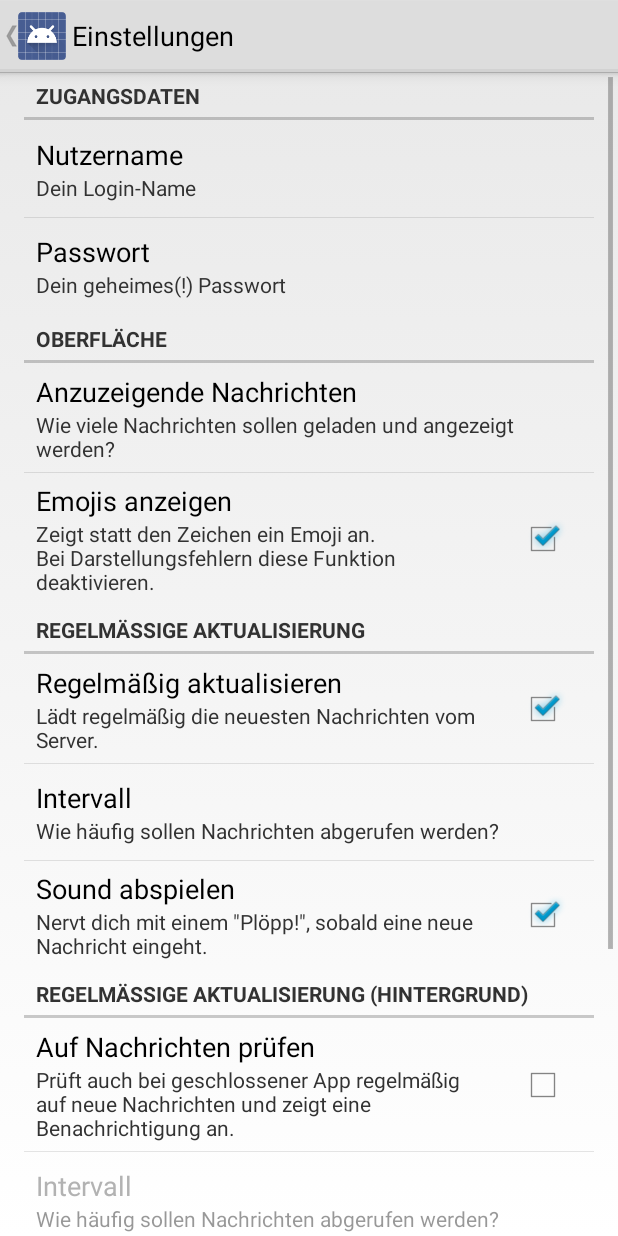
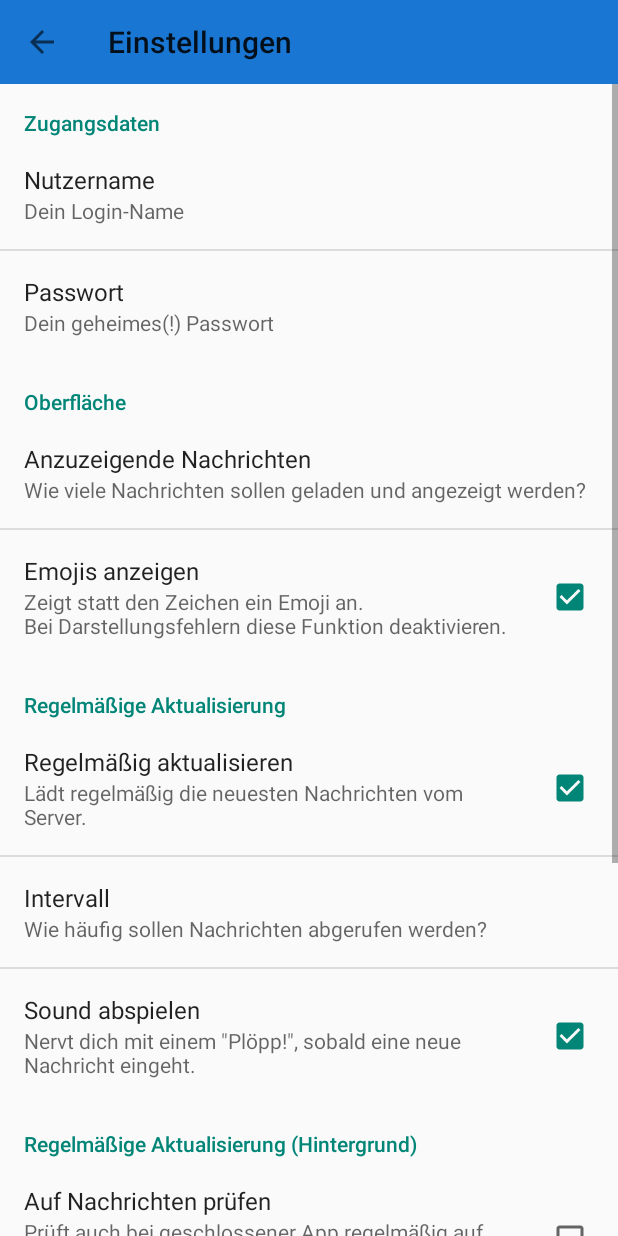
Before and after one commit to menzerath/android-blackphantom.de-shoutbox, an Android app: the screen it shows after launch (SettingsActivity), in the options menu, after a tap on "Einstellungen", on a phone screen of 412 x 824 dp. Run offline under Robolectric (Android 15) with nearby library versions, the phone set to English and light mode, and no system bars.

Commit message:
Material Design und kleinere Anpassungen

```diff
--- a/app/build.gradle
+++ b/app/build.gradle
@@ -8,7 +8,7 @@ android {
         minSdkVersion 15
         targetSdkVersion 21
         versionCode 1
-        versionName "1.0 Beta 9"
+        versionName "1.0 Beta 10"
     }
 
     buildTypes {
@@ -19,4 +19,5 @@ android {
     }
 }
 dependencies {
+    compile "com.android.support:appcompat-v7:21.0.3"
 }
--- a/app/src/main/AndroidManifest.xml
+++ b/app/src/main/AndroidManifest.xml
@@ -9,7 +9,7 @@
         android:allowBackup="true"
         android:icon="@drawable/ic_launcher"
         android:label="@string/app_name"
-        android:theme="@android:style/Theme.Holo.Light">
+        android:theme="@style/AppTheme">
         <activity
             android:name=".ChatActivity"
             android:configChanges="orientation|keyboardHidden|screenSize"
--- a/app/src/main/java/eu/menzerath/bpchat/ChatActivity.java
+++ b/app/src/main/java/eu/menzerath/bpchat/ChatActivity.java
@@ -1,6 +1,5 @@
 package eu.menzerath.bpchat;
 
-import android.app.Activity;
 import android.app.AlertDialog;
 import android.app.ProgressDialog;
 import android.content.DialogInterface;
@@ -10,12 +9,13 @@ import android.media.MediaPlayer;
 import android.os.AsyncTask;
 import android.os.Bundle;
 import android.preference.PreferenceManager;
+import android.support.v7.app.ActionBarActivity;
+import android.support.v7.widget.Toolbar;
 import android.view.KeyEvent;
 import android.view.Menu;
 import android.view.MenuItem;
 import android.view.MotionEvent;
 import android.view.View;
-import android.view.Window;
 import android.widget.Button;
 import android.widget.EditText;
 import android.widget.ListView;
@@ -33,7 +33,7 @@ import eu.menzerath.bpchat.chat.MessageArrayAdapter;
 /**
  * Die Haupt-Activity für den gesamten Chat mit der Anzeige der Nachrichten und dem Eingabefeld
  */
-public class ChatActivity extends Activity {
+public class ChatActivity extends ActionBarActivity {
     private MessageArrayAdapter mAdapter;
     private EditText mInput;
     private Button mButton;
@@ -54,11 +54,10 @@ public class ChatActivity extends Activity {
     }
 
     private void initGui() {
-        requestWindowFeature(Window.FEATURE_PROGRESS); // Unterstützung für die ProgressBar über der ActionBar
-
         setContentView(R.layout.activity_chat);
 
-        setProgressBarIndeterminate(true);
+        Toolbar toolbar = (Toolbar) findViewById(R.id.toolbar);
+        setSupportActionBar(toolbar);
 
         // ListView mit den Nachrichten
         ListView mListView = (ListView) findViewById(R.id.listView1);
@@ -198,6 +197,18 @@ public class ChatActivity extends Activity {
         return prefs;
     }
 
+    private void setSubtitleToAction(User mUser) {
+        if (mUser.isLoggedIn()) {
+            getSupportActionBar().setSubtitle(getString(R.string.loggedin_as) + " " + mUser.username);
+        } else {
+            getSupportActionBar().setSubtitle(getString(R.string.login_no));
+        }
+    }
+
+    private void setSubtitleToAction(String action) {
+        getSupportActionBar().setSubtitle(action);
+    }
+
     /**
      * Asynchone Aufgabe, damit das UI nicht "hängenbleibt"
      */
@@ -215,21 +226,20 @@ public class ChatActivity extends Activity {
 
         @Override
         protected void onPreExecute() {
-            getActionBar().setSubtitle(getString(R.string.login_running));
+            setSubtitleToAction(getString(R.string.login_running));
         }
 
         @Override
         protected void onPostExecute(Boolean success) {
             if (success) {
-                getActionBar().setSubtitle(getString(R.string.loggedin_as) + " " + mUser.username);
                 mInput.setEnabled(true);
                 mButton.setEnabled(true);
             } else {
                 Toast.makeText(ChatActivity.this, getString(R.string.login_no_success) + mUser.getLastError(), Toast.LENGTH_LONG).show();
-                getActionBar().setSubtitle(getString(R.string.login_no));
                 mInput.setEnabled(false);
                 mButton.setEnabled(false);
             }
+            setSubtitleToAction(mUser);
         }
     }
 
@@ -252,7 +262,7 @@ public class ChatActivity extends Activity {
 
         @Override
         protected void onPreExecute() {
-            setProgressBarVisibility(true);
+            setSubtitleToAction(getString(R.string.loading_messages));
         }
 
         @Override
@@ -286,7 +296,7 @@ public class ChatActivity extends Activity {
                 Toast.makeText(ChatActivity.this, getString(R.string.get_messages_no_success) + mUser.getLastError(), Toast.LENGTH_LONG).show();
 
             }
-            setProgressBarVisibility(false);
+            setSubtitleToAction(mUser);
         }
     }
 
@@ -313,7 +323,7 @@ public class ChatActivity extends Activity {
         protected void onPreExecute() {
             mInput.setEnabled(false);
             mButton.setEnabled(false);
-            setProgressBarVisibility(true);
+            setSubtitleToAction(getString(R.string.sending_message));
         }
 
         @Override
@@ -328,7 +338,7 @@ public class ChatActivity extends Activity {
             }
             mInput.setEnabled(true);
             mButton.setEnabled(true);
-            setProgressBarVisibility(false);
+            setSubtitleToAction(mUser);
         }
     }
 
--- a/app/src/main/java/eu/menzerath/bpchat/SettingsActivity.java
+++ b/app/src/main/java/eu/menzerath/bpchat/SettingsActivity.java
@@ -6,7 +6,11 @@ import android.net.Uri;
 import android.os.Bundle;
 import android.preference.Preference;
 import android.preference.PreferenceActivity;
+import android.support.v7.widget.Toolbar;
+import android.view.LayoutInflater;
 import android.view.MenuItem;
+import android.view.View;
+import android.widget.LinearLayout;
 
 /**
  * Diese Activity ist für die Einstellungen zuständig.
@@ -17,8 +21,17 @@ public class SettingsActivity extends PreferenceActivity {
     @Override
     protected void onCreate(Bundle savedInstanceState) {
         super.onCreate(savedInstanceState);
-        getActionBar().setDisplayHomeAsUpEnabled(true); // Zurück-Pfeil in der ActionBar
         setupSettings();
+
+        LinearLayout root = (LinearLayout) findViewById(android.R.id.list).getParent().getParent().getParent();
+        Toolbar bar = (Toolbar) LayoutInflater.from(this).inflate(R.layout.settings_toolbar, root, false);
+        root.addView(bar, 0);
+        bar.setNavigationOnClickListener(new View.OnClickListener() {
+            @Override
+            public void onClick(View v) {
+                finish();
+            }
+        });
     }
 
     private void setupSettings() {
@@ -42,7 +55,7 @@ public class SettingsActivity extends PreferenceActivity {
             public boolean onPreferenceClick(Preference preference) {
                 // Öffne http://menzerath.eu im Browser
                 Intent i = new Intent(Intent.ACTION_VIEW);
-                i.setData(Uri.parse("http://menzerath.eu"));
+                i.setData(Uri.parse("https://menzerath.eu"));
                 startActivity(i);
                 return false;
             }
--- /dev/null
+++ b/app/src/main/res/layout/settings_toolbar.xml
@@ -0,0 +1,12 @@
+<?xml version="1.0" encoding="utf-8"?>
+<android.support.v7.widget.Toolbar xmlns:android="http://schemas.android.com/apk/res/android"
+    xmlns:app="http://schemas.android.com/apk/res-auto"
+    android:id="@+id/toolbar"
+    android:layout_width="match_parent"
+    android:layout_height="wrap_content"
+    android:background="?attr/colorPrimary"
+    android:minHeight="?attr/actionBarSize"
+    app:navigationContentDescription="@string/abc_action_bar_up_description"
+    app:navigationIcon="?attr/homeAsUpIndicator"
+    app:theme="@style/ThemeOverlay.AppCompat.Dark.ActionBar"
+    app:title="@string/action_settings" />
--- a/app/src/main/res/menu/chat.xml
+++ b/app/src/main/res/menu/chat.xml
@@ -1,26 +1,27 @@
 <menu xmlns:android="http://schemas.android.com/apk/res/android"
     xmlns:tools="http://schemas.android.com/tools"
+    xmlns:app="http://schemas.android.com/apk/res-auto"
     tools:context=".ChatActivity">
     <item
         android:id="@+id/action_reload"
         android:icon="@drawable/ic_action_refresh"
         android:orderInCategory="1"
-        android:showAsAction="ifRoom"
+        app:showAsAction="ifRoom"
         android:title="@string/action_load" />
     <item
         android:id="@+id/action_users"
         android:icon="@drawable/ic_action_group"
         android:orderInCategory="2"
-        android:showAsAction="ifRoom"
+        app:showAsAction="ifRoom"
         android:title="@string/action_users" />
     <item
         android:id="@+id/action_relogin"
         android:orderInCategory="3"
-        android:showAsAction="never"
+        app:showAsAction="never"
         android:title="@string/action_relogin" />
     <item
         android:id="@+id/action_settings"
         android:orderInCategory="4"
-        android:showAsAction="never"
+        app:showAsAction="never"
         android:title="@string/action_settings" />
 </menu>
--- /dev/null
+++ b/app/src/main/res/values/colors.xml
@@ -0,0 +1,5 @@
+<?xml version="1.0" encoding="utf-8"?>
+<resources>
+    <color name="colorPrimary">#1976D2</color>
+    <color name="colorPrimaryDark">#1565C0</color>
+</resources>
--- a/app/src/main/res/values/strings_activity_chat.xml
+++ b/app/src/main/res/values/strings_activity_chat.xml
@@ -13,7 +13,10 @@
     <string name="get_messages_no_success">Nachrichten konnten nicht abgerufen werden:\n</string>
     <string name="send_message_no_success">Nachricht konnte nicht versendet werden:\n</string>
 
-    <string name="progressDialog_title">Lade Daten...</string>
+    <string name="loading_messages">Lade Nachrichten…</string>
+    <string name="sending_message">Sende Nachricht…</string>
+
+    <string name="progressDialog_title">Lade Daten…</string>
     <string name="progressDialog_message">Bitte warten, während die Daten geladen werden.</string>
     <string name="onlineUsers_title">Angemeldete User</string>
     <string name="onlineUsers_error">Es konnten keine Daten abgerufen werden</string>
--- a/app/src/main/res/values/strings_prefs.xml
+++ b/app/src/main/res/values/strings_prefs.xml
@@ -30,7 +30,7 @@
     <string name="title_about_app">Diese App</string>
     <string name="sum_about_app">BlackPhantom.DE Shoutbox - Version ???</string>
     <string name="title_about_dev">Den Entwickler</string>
-    <string name="sum_about_dev">Marvin Menzerath - http://menzerath.eu</string>
+    <string name="sum_about_dev">Marvin Menzerath - https://menzerath.eu</string>
 
     <string-array name="autoReloadInterval">
         <item name="5">Alle 5 Sekunden</item>
--- /dev/null
+++ b/app/src/main/res/values/themes.xml
@@ -0,0 +1,10 @@
+<?xml version="1.0" encoding="utf-8"?>
+<resources>
+
+    <style name="AppTheme" parent="AppTheme.Base" />
+
+    <style name="AppTheme.Base" parent="Theme.AppCompat.Light.NoActionBar">
+        <item name="colorPrimary">@color/colorPrimary</item>
+        <item name="colorPrimaryDark">@color/colorPrimaryDark</item>
+    </style>
+</resources>
```
Also changed, not shown: app/src/main/res/layout/activity_chat.xml (+17 -3 lines), app/src/main/res/drawable-hdpi/ic_action_group.png, app/src/main/res/drawable-hdpi/ic_action_refresh.png, app/src/main/res/drawable-mdpi/ic_action_group.png, app/src/main/res/drawable-mdpi/ic_action_refresh.png, app/src/main/res/drawable-xhdpi/ic_action_group.png, app/src/main/res/drawable-xhdpi/ic_action_refresh.png, app/src/main/res/drawable-xxhdpi/ic_action_group.png, app/src/main/res/drawable-xxhdpi/ic_action_refresh.png, 1 other file.
